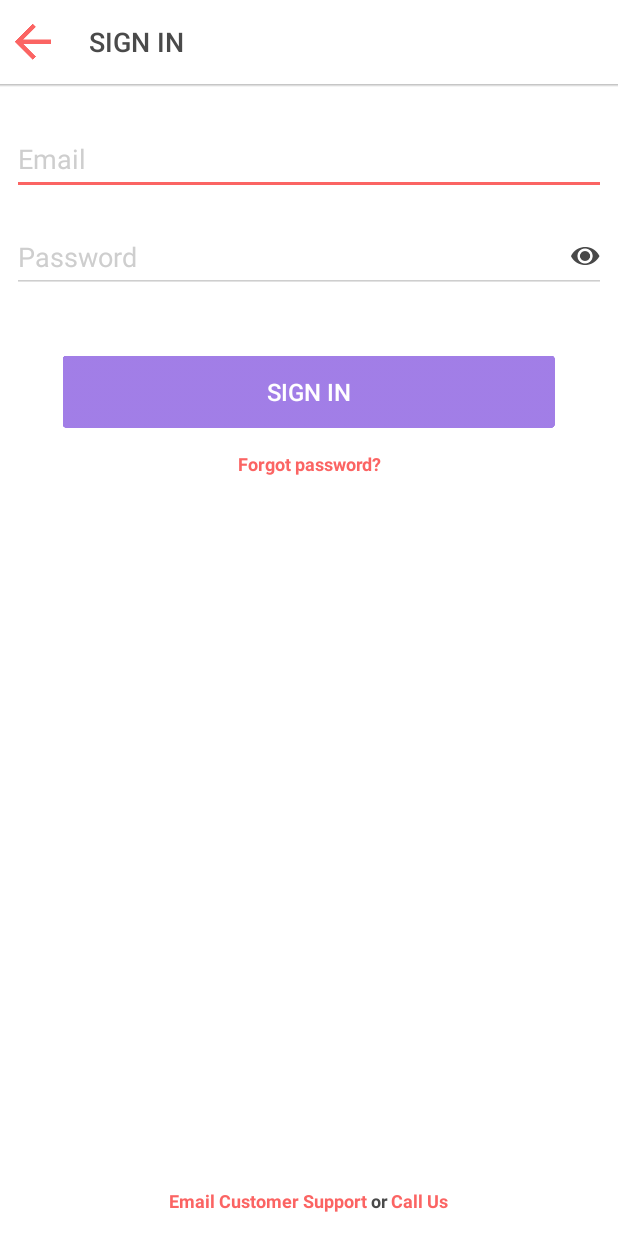
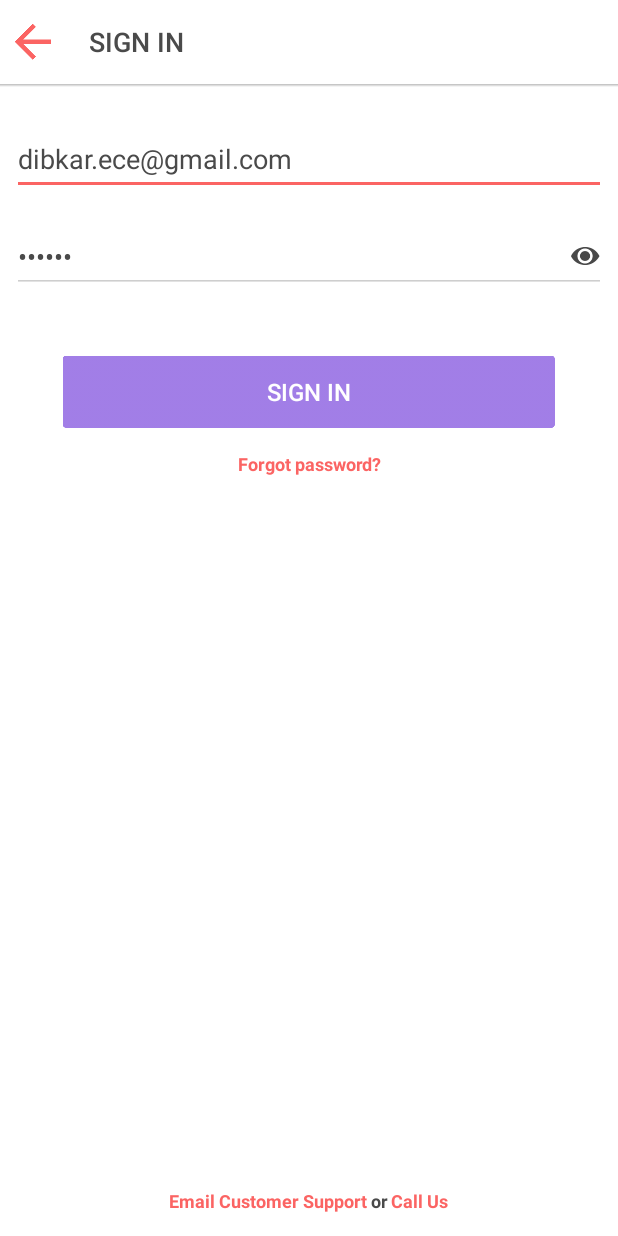
Before and after one commit to SHADE-io/Shade-Android-UI, an Android app: the SignInActivity screen opened directly, with no data from a screen before it, on a phone screen of 412 x 824 dp. Run offline under Robolectric (Android 15) with nearby library versions, the phone set to English and light mode, and no system bars.

```diff
--- a/app/src/main/java/com/shades/shade/activities/SignInActivity.java
+++ b/app/src/main/java/com/shades/shade/activities/SignInActivity.java
@@ -63,6 +63,10 @@ public class SignInActivity extends ShadeBaseActivity {
                 return false;
             }
         });
+
+        //Test
+        edt_email.setText("dibkar.ece@gmail.com");
+        edt_password.setText("123456");
     }
 
     @Override
@@ -88,8 +92,7 @@ public class SignInActivity extends ShadeBaseActivity {
                 break;
 
             case R.id.signIn_btn_signIn:
-//                onSinInButtonEvent();
-                goToSignIn();
+                onSinInButtonEvent();
                 break;
 
             case R.id.signIn_btn_forgotPassword:
@@ -154,7 +157,7 @@ public class SignInActivity extends ShadeBaseActivity {
         } else {
             txtErrorPassword.setVisibility(View.INVISIBLE);
         }
-
+        goToSignIn();
     }
 
 
```
